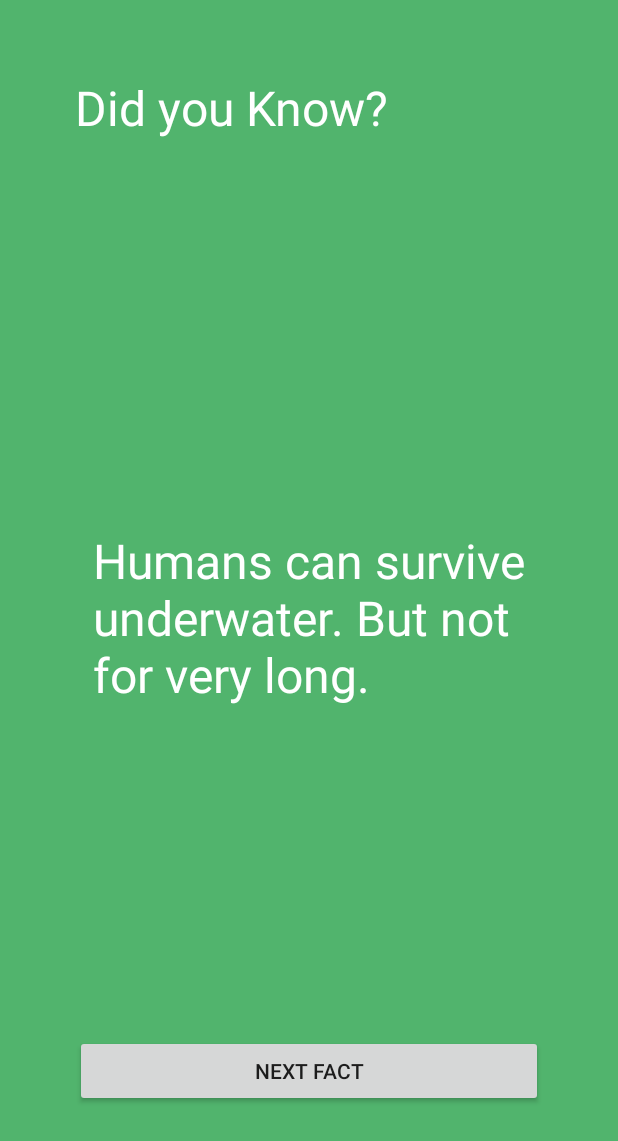
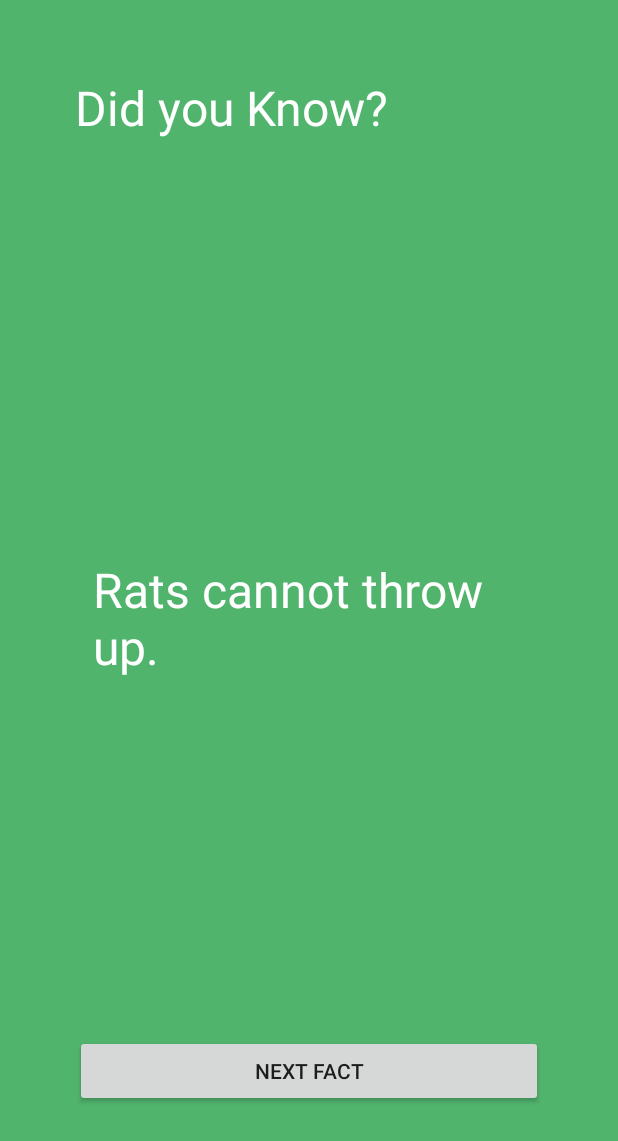
Before and after one commit to EMCain/FactSphere, an Android app: the screen it shows after launch (FactsActivity), after a tap on "NEXT FACT", on a phone screen of 412 x 824 dp. Shown: the top 1141 px of the screen. Run offline under Robolectric (Android 15) with nearby library versions, the phone set to English and light mode, and no system bars.

Commit message:
README, get a randomly selected Fact

```diff
--- a/app/src/main/java/io/github/emcain/factsphere/FactsActivity.java
+++ b/app/src/main/java/io/github/emcain/factsphere/FactsActivity.java
@@ -7,6 +7,8 @@ import android.widget.Button;
 import android.widget.TextView;
 
 import org.w3c.dom.Text;
+
+import java.util.Random;
 
 public class FactsActivity extends AppCompatActivity {
     // declare our variables
@@ -26,7 +28,25 @@ public class FactsActivity extends AppCompatActivity {
         View.OnClickListener listener = new View.OnClickListener() {
             @Override
             public void onClick(View view) {
-                String fact = "Humans can survive underwater. But not for very long.";
+                String[] facts = {
+                        "The billionth digit of Pi is 9.",
+                        "Humans can survive underwater. But not for very long.",
+                        "A nanosecond lasts one billionth of a second.",
+                        "Honey does not spoil.",
+                        "The atomic weight of Germanium is seven two point six four.",
+                        "An ostrich's eye is bigger than its brain.",
+                        "Rats cannot throw up.",
+                        "Iguanas can stay underwater for twenty-eight point seven minutes.",
+                        "The moon orbits the Earth every 27.32 days.",
+                        "A gallon of water weighs 8.34 pounds."
+                };
+
+                // Randomly select our fact
+                Random randomGenerator = new Random();
+                int randomNumber = randomGenerator.nextInt(10);
+                String fact = facts[randomNumber];
+
+                // change the text to display it
                 factTextView.setText(fact);
             }
         };
```
Also changed, not shown: 2 other files.
